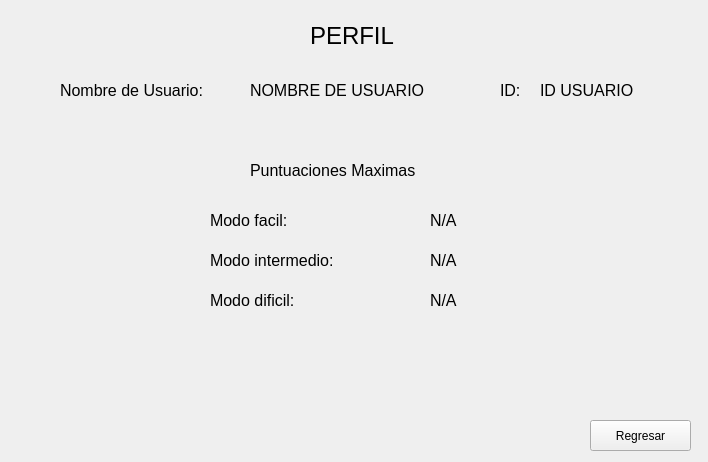
WeaselSSH/Minesweeper, file Minesweeper/frmperfilusuario.ui: the form before one commit.
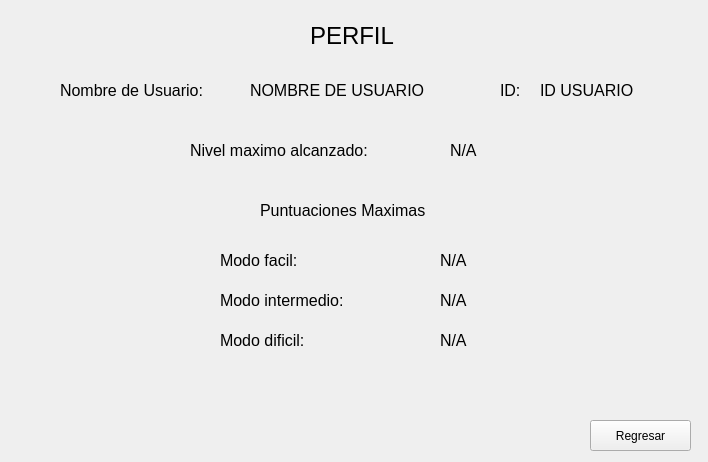
The form after the commit.

```diff
--- a/Minesweeper/frmperfilusuario.ui
+++ b/Minesweeper/frmperfilusuario.ui
@@ -106,8 +106,8 @@
   <widget class="QLabel" name="label_4">
    <property name="geometry">
     <rect>
-     <x>250</x>
-     <y>160</y>
+     <x>260</x>
+     <y>200</y>
      <width>211</width>
      <height>21</height>
     </rect>
@@ -124,8 +124,8 @@
   <widget class="QLabel" name="label_5">
    <property name="geometry">
     <rect>
-     <x>210</x>
-     <y>210</y>
+     <x>220</x>
+     <y>250</y>
      <width>101</width>
      <height>20</height>
     </rect>
@@ -142,8 +142,8 @@
   <widget class="QLabel" name="label_6">
    <property name="geometry">
     <rect>
-     <x>210</x>
-     <y>250</y>
+     <x>220</x>
+     <y>290</y>
      <width>171</width>
      <height>20</height>
     </rect>
@@ -160,8 +160,8 @@
   <widget class="QLabel" name="label_7">
    <property name="geometry">
     <rect>
-     <x>210</x>
-     <y>290</y>
+     <x>220</x>
+     <y>330</y>
      <width>121</width>
      <height>20</height>
     </rect>
@@ -178,8 +178,8 @@
   <widget class="QLabel" name="lblFacil">
    <property name="geometry">
     <rect>
-     <x>430</x>
-     <y>210</y>
+     <x>440</x>
+     <y>250</y>
      <width>41</width>
      <height>20</height>
     </rect>
@@ -196,8 +196,8 @@
   <widget class="QLabel" name="lblIntermedio">
    <property name="geometry">
     <rect>
-     <x>430</x>
-     <y>250</y>
+     <x>440</x>
+     <y>290</y>
      <width>41</width>
      <height>20</height>
     </rect>
@@ -214,8 +214,8 @@
   <widget class="QLabel" name="lblDificil">
    <property name="geometry">
     <rect>
-     <x>430</x>
-     <y>290</y>
+     <x>440</x>
+     <y>330</y>
      <width>41</width>
      <height>20</height>
     </rect>
@@ -242,6 +242,42 @@
     <string>Regresar</string>
    </property>
   </widget>
+  <widget class="QLabel" name="label_8">
+   <property name="geometry">
+    <rect>
+     <x>190</x>
+     <y>140</y>
+     <width>231</width>
+     <height>20</height>
+    </rect>
+   </property>
+   <property name="font">
+    <font>
+     <pointsize>12</pointsize>
+    </font>
+   </property>
+   <property name="text">
+    <string>Nivel maximo alcanzado:</string>
+   </property>
+  </widget>
+  <widget class="QLabel" name="lblNivelMaximo">
+   <property name="geometry">
+    <rect>
+     <x>450</x>
+     <y>140</y>
+     <width>41</width>
+     <height>20</height>
+    </rect>
+   </property>
+   <property name="font">
+    <font>
+     <pointsize>12</pointsize>
+    </font>
+   </property>
+   <property name="text">
+    <string>N/A</string>
+   </property>
+  </widget>
  </widget>
  <resources/>
  <connections/>
```
